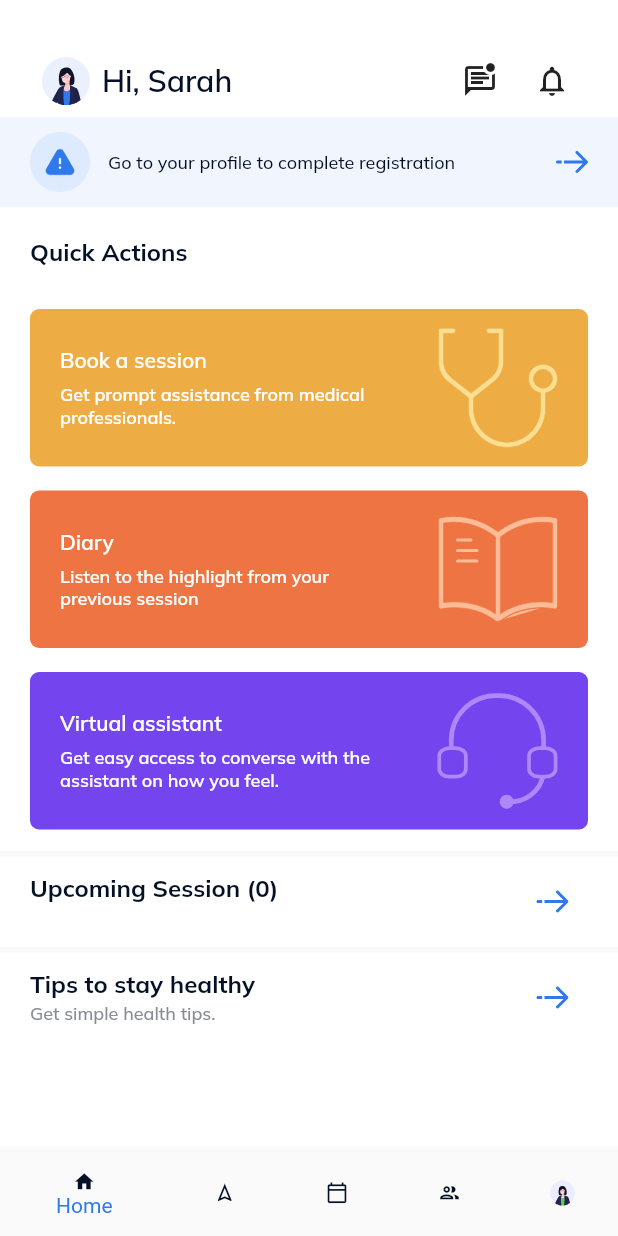
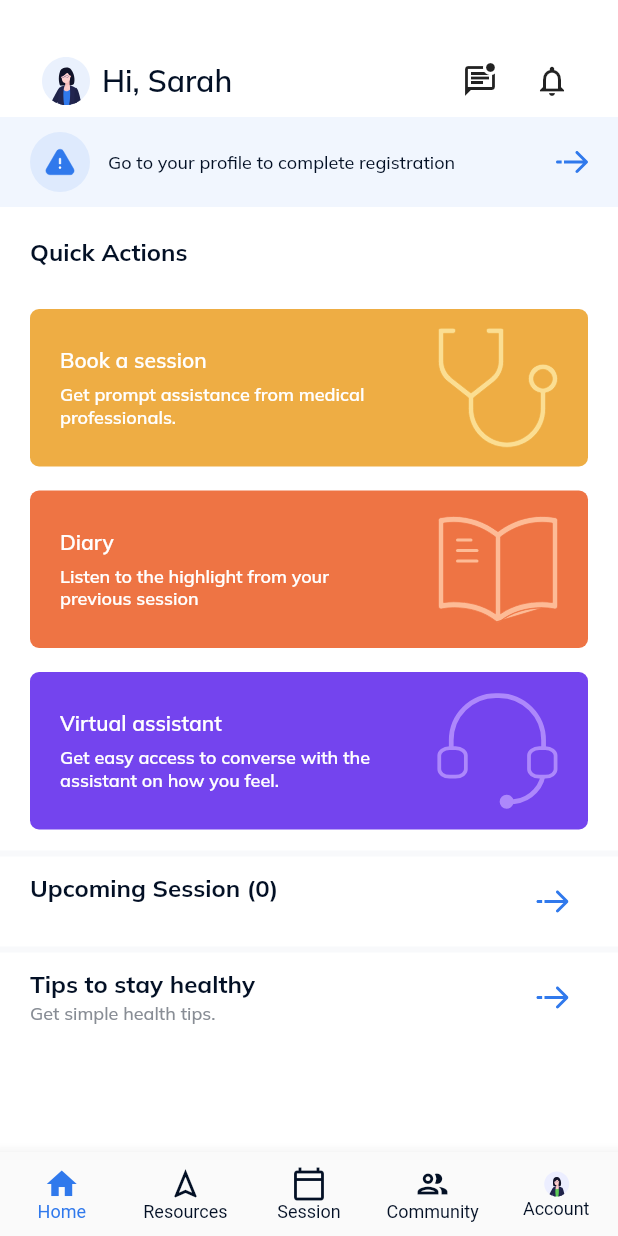
Before and after one commit to whyhay01/assessment_task, a Flutter app: the screen it shows after launch, on a phone screen of 412 x 824 dp. Run offline on Flutter 3.47's test engine with Material 2 defaults, Android fonts, the phone set to English and light mode, and no system bars; our stand-ins replace flutter_svg, flutter_svg_provider.

Commit message:
homepage changes

```diff
--- a/lib/screens/HomePage.dart
+++ b/lib/screens/HomePage.dart
@@ -23,40 +23,32 @@ class _HomePageState extends State<HomePage> {
   @override
   Widget build(BuildContext context) {
     List<Widget> homeScreenDisplay = <Widget>[
-      Home(),
-      Resources(),
-      Session(),
-      Community(),
-      Account()
+      const Home(),
+      const Resources(),
+      const Session(),
+      const Community(),
+      const Account()
     ];
 
     List<BottomNavigationBarItem> bottomNavigationItem = [
       const BottomNavigationBarItem(
           icon: Icon(
             Icons.home_sharp,
-            color: kBlack,
-            size: 15,
           ),
           label: "Home"),
       const BottomNavigationBarItem(
           icon: Icon(
             Icons.navigation_outlined,
-            color: kBlack,
-            size: 15,
           ),
           label: "Resources"),
       const BottomNavigationBarItem(
           icon: Icon(
             Icons.calendar_today_outlined,
-            color: kBlack,
-            size: 15,
           ),
           label: "Session"),
       const BottomNavigationBarItem(
           icon: Icon(
             Icons.group_outlined,
-            color: kBlack,
-            size: 15,
           ),
           label: "Community"),
       BottomNavigationBarItem(
@@ -73,12 +65,15 @@ class _HomePageState extends State<HomePage> {
       ),
       backgroundColor: kScaffoldColor,
       bottomNavigationBar: BottomNavigationBar(
+        type: BottomNavigationBarType.fixed,
         key: _scaffoldKey,
         items: bottomNavigationItem,
         currentIndex: _selectedIndex,
         selectedItemColor: kPrimaryColor,
         unselectedItemColor: kBlack,
-        selectedIconTheme: IconThemeData(color: kPrimaryColor),
+        selectedFontSize: 12,
+        unselectedFontSize: 12,
+        selectedIconTheme: const IconThemeData(color: kPrimaryColor),
         onTap: (int index) {
           setState(() {
             _selectedIndex = index;
```
